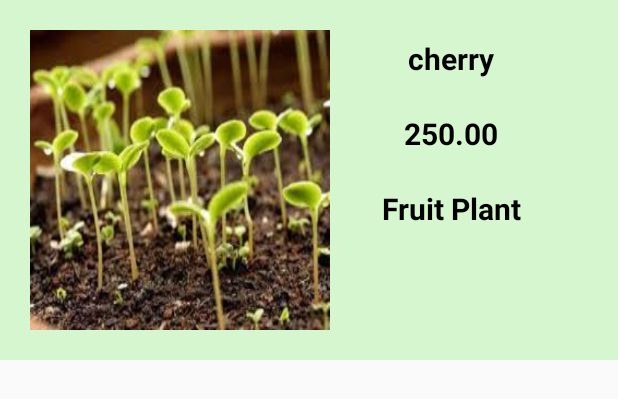
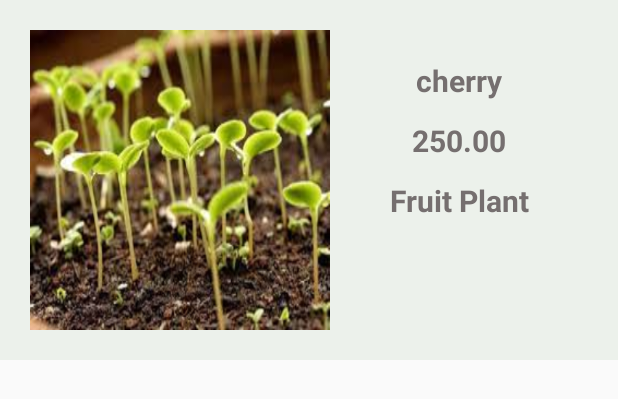
Before and after one commit to Anjali-Weerasinghe/PlantApp, an Android app: the layout plant_view.xml on its own in the app's theme, with its tools: preview values and no code run, on a phone screen of 412 x 824 dp. Shown: the top 399 px of the screen. Run offline under Robolectric (Android 15) with nearby library versions, the phone set to English and light mode, and no system bars; Roboto replaces fonts that are not available here.

Commit message:
updated plant view imageView

```diff
--- a/app/src/main/res/layout/plant_view.xml
+++ b/app/src/main/res/layout/plant_view.xml
@@ -3,7 +3,7 @@
     android:layout_width="match_parent"
     android:layout_height="wrap_content"
     android:layout_marginBottom="8dp"
-    android:background="#D6F6D0"
+    android:background="#ECF1EB"
     android:orientation="vertical">
 
     <ImageView
@@ -15,17 +15,18 @@
         android:layout_marginEnd="20dp"
         android:layout_marginBottom="20dp"
         android:scaleType="fitXY"
+        android:shadowColor="#ECF1EB"
         android:src="@drawable/plant1" />
 
     <TextView
         android:id="@+id/text_plant_name"
         android:layout_width="match_parent"
         android:layout_height="wrap_content"
-        android:layout_marginLeft="190dp"
-        android:layout_marginTop="25dp"
+        android:layout_marginLeft="200dp"
+        android:layout_marginTop="40dp"
         android:gravity="center"
         android:text="cherry"
-        android:textColor="@color/black"
+        android:textColor="#756f6f"
         android:textSize="20dp"
         android:textStyle="bold">
 
@@ -35,12 +36,12 @@
         android:id="@+id/text_plant_price"
         android:layout_width="match_parent"
         android:layout_height="wrap_content"
-        android:layout_marginLeft="190dp"
-        android:layout_marginTop="75dp"
+        android:layout_marginLeft="200dp"
+        android:layout_marginTop="80dp"
 
         android:gravity="center"
         android:text="250.00"
-        android:textColor="@color/black"
+        android:textColor="#756f6f"
         android:textSize="20dp"
         android:textStyle="bold">
 
@@ -50,15 +51,16 @@
         android:id="@+id/text_plant_type"
         android:layout_width="match_parent"
         android:layout_height="wrap_content"
-        android:layout_marginLeft="190dp"
-        android:layout_marginTop="125dp"
+        android:layout_marginLeft="200dp"
+        android:layout_marginTop="120dp"
 
         android:gravity="center"
         android:text="Fruit Plant"
-        android:textColor="@color/black"
+        android:textColor="#756f6f"
         android:textSize="20dp"
         android:textStyle="bold">
 
     </TextView>
 
+
 </RelativeLayout>
```
